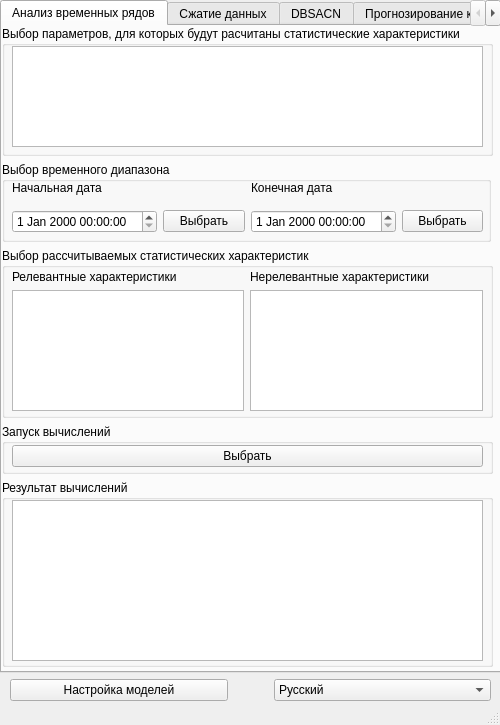
Above: Sources/Main.ui from ArbiterOfJudgement/DM before the change. Below: the same form after it.
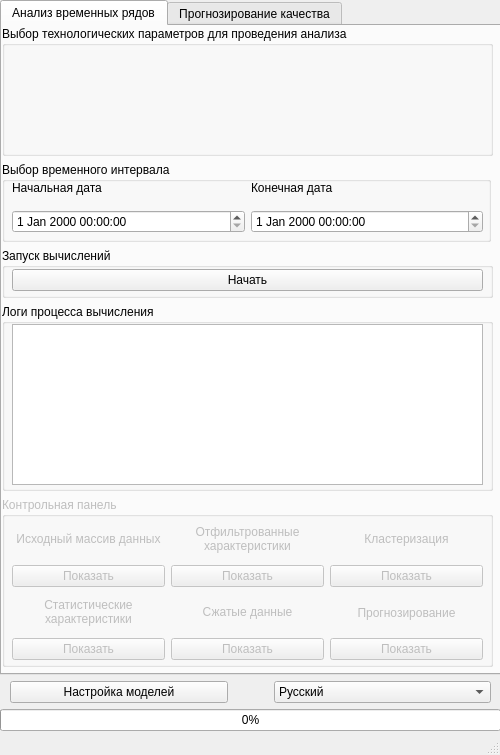
That is the form after the change.

Patch:
```diff
--- a/Sources/Main.ui
+++ b/Sources/Main.ui
@@ -7,19 +7,19 @@
     <x>0</x>
     <y>0</y>
     <width>500</width>
-    <height>725</height>
+    <height>755</height>
    </rect>
   </property>
   <property name="minimumSize">
    <size>
     <width>500</width>
-    <height>725</height>
+    <height>755</height>
    </size>
   </property>
   <property name="maximumSize">
    <size>
     <width>500</width>
-    <height>725</height>
+    <height>755</height>
    </size>
   </property>
   <property name="windowTitle">
@@ -32,7 +32,7 @@
       <x>0</x>
       <y>0</y>
       <width>501</width>
-      <height>701</height>
+      <height>731</height>
      </rect>
     </property>
     <layout class="QVBoxLayout" name="verticalLayout">
@@ -73,7 +73,7 @@
              </size>
             </property>
             <property name="title">
-             <string>Выбор параметров, для которых будут расчитаны статистические характеристики</string>
+             <string>Выбор технологических параметров для проведения анализа</string>
             </property>
             <widget class="QWidget" name="gridLayoutWidget_5">
              <property name="geometry">
@@ -84,11 +84,7 @@
                <height>101</height>
               </rect>
              </property>
-             <layout class="QGridLayout" name="gridLayout_5">
-              <item row="0" column="0">
-               <widget class="QListWidget" name="ParametersWidgetTSA_2"/>
-              </item>
-             </layout>
+             <layout class="QGridLayout" name="gridLayout_5"/>
             </widget>
            </widget>
           </item>
@@ -101,7 +97,7 @@
              </size>
             </property>
             <property name="title">
-             <string>Выбор временного диапазона</string>
+             <string>Выбор временного интервала</string>
             </property>
             <widget class="QWidget" name="gridLayoutWidget_3">
              <property name="geometry">
@@ -113,6 +109,20 @@
               </rect>
              </property>
              <layout class="QGridLayout" name="gridLayout_3">
+              <item row="1" column="0">
+               <widget class="QDateTimeEdit" name="FromDateTimeTSA">
+                <property name="cursor">
+                 <cursorShape>IBeamCursor</cursorShape>
+                </property>
+               </widget>
+              </item>
+              <item row="1" column="1">
+               <widget class="QDateTimeEdit" name="ToDateTimeTSA">
+                <property name="cursor">
+                 <cursorShape>IBeamCursor</cursorShape>
+                </property>
+               </widget>
+              </item>
               <item row="0" column="0">
                <widget class="QLabel" name="startDateLabelTSA_2">
                 <property name="text">
@@ -120,75 +130,10 @@
                 </property>
                </widget>
               </item>
-              <item row="1" column="0">
-               <widget class="QDateTimeEdit" name="fromDateTimeTSA_2"/>
-              </item>
-              <item row="1" column="3">
-               <widget class="QPushButton" name="selectToDateTSA_2">
-                <property name="text">
-                 <string>Выбрать</string>
-                </property>
-               </widget>
-              </item>
-              <item row="1" column="2">
-               <widget class="QDateTimeEdit" name="toDateTimeTSA_2"/>
-              </item>
-              <item row="0" column="2">
-               <widget class="QLabel" name="endDateLabelTSA_2">
-                <property name="text">
-                 <string>Конечная дата</string>
-                </property>
-               </widget>
-              </item>
-              <item row="1" column="1">
-               <widget class="QPushButton" name="selectFromDateTSA_2">
-                <property name="text">
-                 <string>Выбрать</string>
-                </property>
-               </widget>
-              </item>
-             </layout>
-            </widget>
-           </widget>
-          </item>
-          <item>
-           <widget class="QGroupBox" name="StaticFeaturesGroupboxTSA">
-            <property name="maximumSize">
-             <size>
-              <width>16777215</width>
-              <height>170</height>
-             </size>
-            </property>
-            <property name="title">
-             <string>Выбор рассчитываемых статистических характеристик</string>
-            </property>
-            <widget class="QWidget" name="gridLayoutWidget">
-             <property name="geometry">
-              <rect>
-               <x>10</x>
-               <y>22</y>
-               <width>471</width>
-               <height>141</height>
-              </rect>
-             </property>
-             <layout class="QGridLayout" name="gridLayout">
-              <item row="0" column="0">
-               <widget class="QLabel" name="RelevantFeaturesLabelTSA_2">
-                <property name="text">
-                 <string>Релевантные характеристики</string>
-                </property>
-               </widget>
-              </item>
-              <item row="1" column="0">
-               <widget class="QListWidget" name="RelevantFeaturesTSA_2"/>
-              </item>
-              <item row="1" column="1">
-               <widget class="QListWidget" name="IrrelevantFeaturesTSA_2"/>
-              </item>
               <item row="0" column="1">
-               <widget class="QLabel" name="IrrelevantFeaturesLabelTSA_2">
+               <widget class="QLabel" name="EndDateLabelTSA">
                 <property name="text">
-                 <string>Нерелевантные характеристики</string>
+                 <string>Конечная дата</string>
                 </property>
                </widget>
               </item>
@@ -220,7 +165,7 @@
               <item row="0" column="0">
                <widget class="QPushButton" name="StartButtonTSA">
                 <property name="text">
-                 <string>Выбрать</string>
+                 <string>Начать</string>
                 </property>
                </widget>
               </item>
@@ -231,7 +176,7 @@
           <item>
            <widget class="QGroupBox" name="ResultGroupBoxTSA">
             <property name="title">
-             <string>Результат вычислений</string>
+             <string>Логи процесса вычисления</string>
             </property>
             <widget class="QWidget" name="gridLayoutWidget_4">
              <property name="geometry">
@@ -244,7 +189,141 @@
              </property>
              <layout class="QGridLayout" name="gridLayout_4">
               <item row="0" column="0">
-               <widget class="QTableWidget" name="ResultTableTSA"/>
+               <widget class="QPlainTextEdit" name="LogTextTSA">
+                <property name="readOnly">
+                 <bool>true</bool>
+                </property>
+               </widget>
+              </item>
+             </layout>
+            </widget>
+           </widget>
+          </item>
+          <item>
+           <widget class="QGroupBox" name="ControlPanelTSA">
+            <property name="enabled">
+             <bool>false</bool>
+            </property>
+            <property name="maximumSize">
+             <size>
+              <width>16777215</width>
+              <height>170</height>
+             </size>
+            </property>
+            <property name="title">
+             <string>Контрольная панель</string>
+            </property>
+            <widget class="QWidget" name="gridLayoutWidget">
+             <property name="geometry">
+              <rect>
+               <x>10</x>
+               <y>22</y>
+               <width>471</width>
+               <height>141</height>
+              </rect>
+             </property>
+             <layout class="QGridLayout" name="gridLayout">
+              <item row="3" column="2">
+               <widget class="QPushButton" name="AnalyseDataButtonTSA">
+                <property name="text">
+                 <string>Показать</string>
+                </property>
+               </widget>
+              </item>
+              <item row="3" column="1">
+               <widget class="QPushButton" name="CompressedDataButtonTSA">
+                <property name="text">
+                 <string>Показать</string>
+                </property>
+               </widget>
+              </item>
+              <item row="1" column="1">
+               <widget class="QPushButton" name="FilteredDataButtonTSA">
+                <property name="text">
+                 <string>Показать</string>
+                </property>
+               </widget>
+              </item>
+              <item row="0" column="0">
+               <widget class="QLabel" name="RawDataLabelTSA">
+                <property name="text">
+                 <string>Исходный массив данных</string>
+                </property>
+                <property name="alignment">
+                 <set>Qt::AlignCenter</set>
+                </property>
+               </widget>
+              </item>
+              <item row="1" column="2">
+               <widget class="QPushButton" name="ClusterDataButtonTSA">
+                <property name="text">
+                 <string>Показать</string>
+                </property>
+               </widget>
+              </item>
+              <item row="3" column="0">
+               <widget class="QPushButton" name="FeaturesDataButtonTSA">
+                <property name="text">
+                 <string>Показать</string>
+                </property>
+               </widget>
+              </item>
+              <item row="1" column="0">
+               <widget class="QPushButton" name="RawDataButtonTSA">
+                <property name="text">
+                 <string>Показать</string>
+                </property>
+               </widget>
+              </item>
+              <item row="2" column="0">
+               <widget class="QLabel" name="FeaturesDataLabelTSA">
+                <property name="text">
+                 <string>&lt;html&gt;&lt;head/&gt;&lt;body&gt;&lt;p&gt;Статистические &lt;br/&gt;характеристики&lt;/p&gt;&lt;/body&gt;&lt;/html&gt;</string>
+                </property>
+                <property name="alignment">
+                 <set>Qt::AlignCenter</set>
+                </property>
+               </widget>
+              </item>
+              <item row="0" column="1">
+               <widget class="QLabel" name="FilteredDataLabelTSA">
+                <property name="text">
+                 <string>&lt;html&gt;&lt;head/&gt;&lt;body&gt;&lt;p&gt;Отфильтрованные&lt;br/&gt; характеристики&lt;/p&gt;&lt;/body&gt;&lt;/html&gt;</string>
+                </property>
+                <property name="alignment">
+                 <set>Qt::AlignCenter</set>
+                </property>
+               </widget>
+              </item>
+              <item row="0" column="2">
+               <widget class="QLabel" name="ClusterDataLabelTSA">
+                <property name="text">
+                 <string>Кластеризация</string>
+                </property>
+                <property name="alignment">
+                 <set>Qt::AlignCenter</set>
+                </property>
+               </widget>
+              </item>
+              <item row="2" column="1">
+               <widget class="QLabel" name="CompressedDataLabelTSA">
+                <property name="text">
+                 <string>&lt;html&gt;&lt;head/&gt;&lt;body&gt;&lt;p&gt;Сжатые данные&lt;/p&gt;&lt;/body&gt;&lt;/html&gt;</string>
+                </property>
+                <property name="alignment">
+                 <set>Qt::AlignCenter</set>
+                </property>
+               </widget>
+              </item>
+              <item row="2" column="2">
+               <widget class="QLabel" name="AnalyseDataLabelTSA">
+                <property name="text">
+                 <string>Прогнозирование</string>
+                </property>
+                <property name="alignment">
+                 <set>Qt::AlignCenter</set>
+                </property>
+               </widget>
               </item>
              </layout>
             </widget>
@@ -253,22 +332,6 @@
          </layout>
         </widget>
        </widget>
-       <widget class="QWidget" name="MDC_tab">
-        <property name="cursor">
-         <cursorShape>ArrowCursor</cursorShape>
-        </property>
-        <attribute name="title">
-         <string>Сжатие данных</string>
-        </attribute>
-       </widget>
-       <widget class="QWidget" name="DBSCAN_tab">
-        <property name="cursor">
-         <cursorShape>ArrowCursor</cursorShape>
-        </property>
-        <attribute name="title">
-         <string>DBSACN</string>
-        </attribute>
-       </widget>
        <widget class="QWidget" name="RNN_tab">
         <property name="cursor">
          <cursorShape>ArrowCursor</cursorShape>
@@ -332,6 +395,13 @@
        </item>
       </layout>
      </item>
+     <item>
+      <widget class="QProgressBar" name="progressBar">
+       <property name="value">
+        <number>0</number>
+       </property>
+      </widget>
+     </item>
     </layout>
    </widget>
   </widget>
```
Left out of the diff: 180 changed lines with no effect on the pictures.
